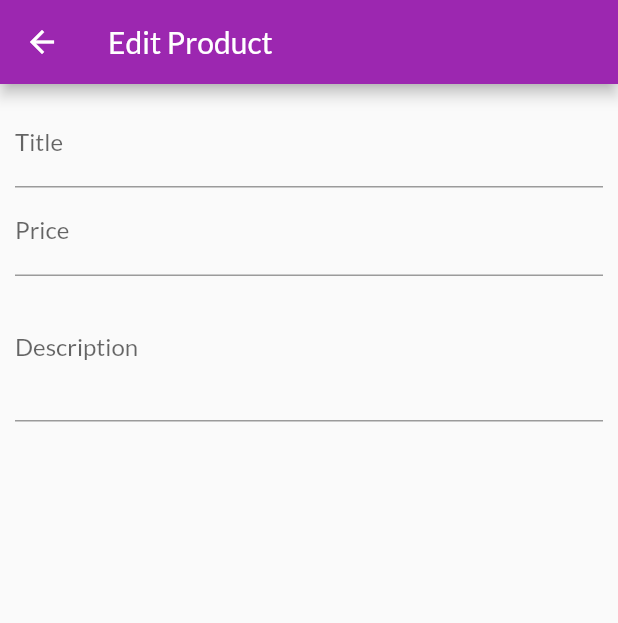
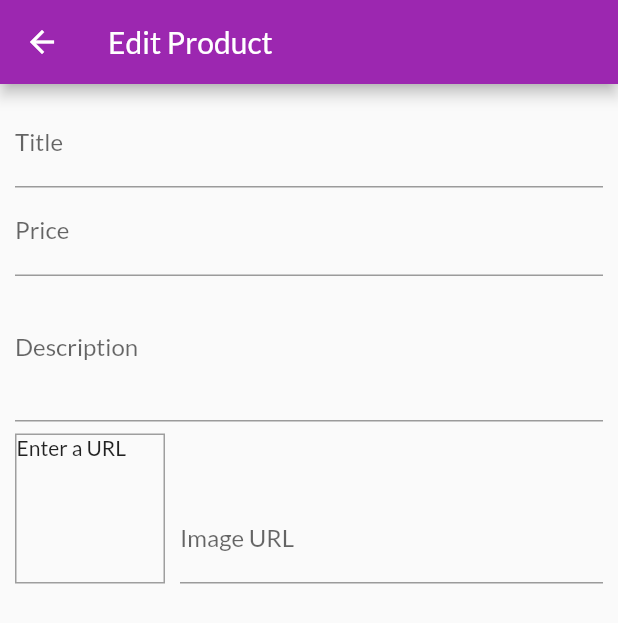
Before and after one commit to MakamuEvans/flutterShopApp, a Flutter app: the EditProductScreen screen opened by its route, on a phone screen of 412 x 824 dp. Shown: the top 623 px of the screen. Run offline on Flutter 3.47's test engine with Material 2 defaults, Android fonts, the phone set to English and light mode, and no system bars; network calls fail.

```diff
--- a/lib/screens/edit_product_screen.dart
+++ b/lib/screens/edit_product_screen.dart
@@ -8,6 +8,14 @@ class EditProductScreen extends StatefulWidget {
 }
 
 class _EditProductScreenState extends State<EditProductScreen> {
+  final _imageUrlController = TextEditingController();
+
+  @override
+  void dispose() {
+    _imageUrlController.dispose();
+    super.dispose();
+  }
+
   @override
   Widget build(BuildContext context) {
     return Scaffold(
@@ -33,6 +41,37 @@ class _EditProductScreenState extends State<EditProductScreen> {
               maxLines: 3,
               textInputAction: TextInputAction.next,
               keyboardType: TextInputType.multiline,
+            ),
+            Row(
+              crossAxisAlignment: CrossAxisAlignment.end,
+              children: [
+                Container(
+                  width: 100,
+                  height: 100,
+                  margin: EdgeInsets.only(top: 8, right: 10),
+                  decoration: BoxDecoration(
+                    border: Border.all(width: 1, color: Colors.grey),
+                  ),
+                  child: _imageUrlController.text.isEmpty
+                      ? Text('Enter a URL')
+                      : FittedBox(
+                          child: Image.network(_imageUrlController.text, fit: BoxFit.cover,),
+                        ),
+                ),
+                Expanded(
+                  child: TextFormField(
+                    decoration: InputDecoration(labelText: 'Image URL'),
+                    keyboardType: TextInputType.url,
+                    textInputAction: TextInputAction.done,
+                    controller: _imageUrlController,
+                    onEditingComplete: (){
+                      setState(() {
+
+                      });
+                    },
+                  ),
+                )
+              ],
             )
           ],
         )),
```
